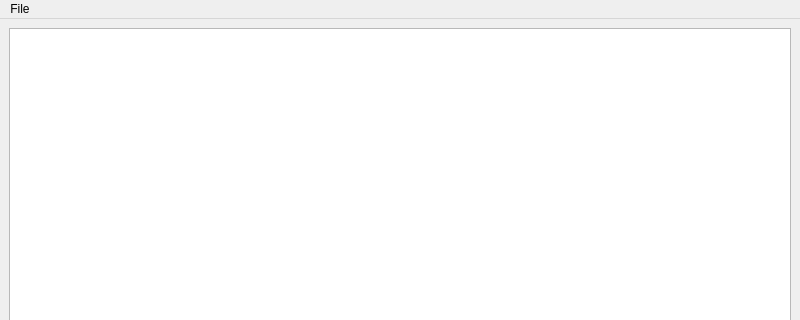
First picture: the form in mainwindow.ui, repository abubaca4/pattern-recognition-lab-4, before the edit; both pictures show x 0 to 800 and y 0 to 320 of the 800 by 600 pixel window.
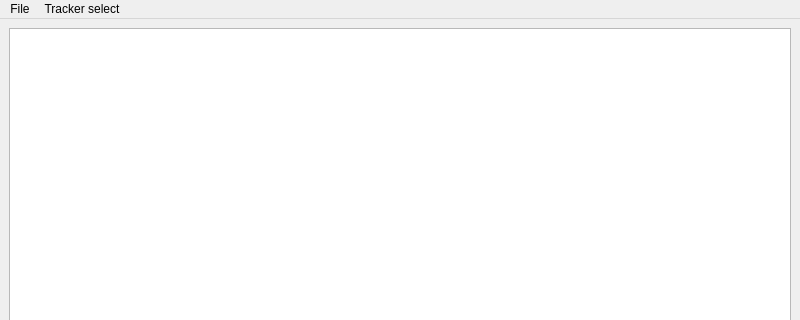
Second picture: the form after the edit.

Commit message: add tracker selection gui

What changed in the file:
```diff
--- a/mainwindow.ui
+++ b/mainwindow.ui
@@ -36,7 +36,15 @@
     <addaction name="actionOpen_file"/>
     <addaction name="actionOpen_camera"/>
    </widget>
+   <widget class="QMenu" name="menuTracker_select">
+    <property name="title">
+     <string>Tracker select</string>
+    </property>
+    <addaction name="actionCSRT"/>
+    <addaction name="actionKCF"/>
+   </widget>
    <addaction name="menuFile"/>
+   <addaction name="menuTracker_select"/>
   </widget>
   <widget class="QStatusBar" name="statusbar"/>
   <action name="actionOpen_file">
```
Left out of the diff: 22 changed lines with no effect on the pictures. The commit also changes 3 other files.
